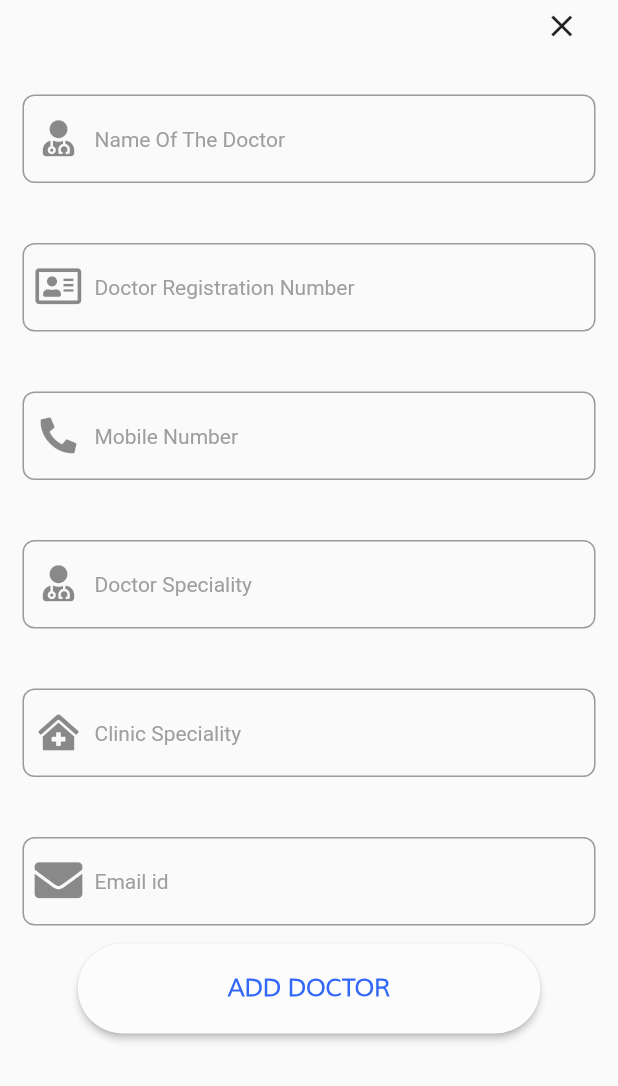
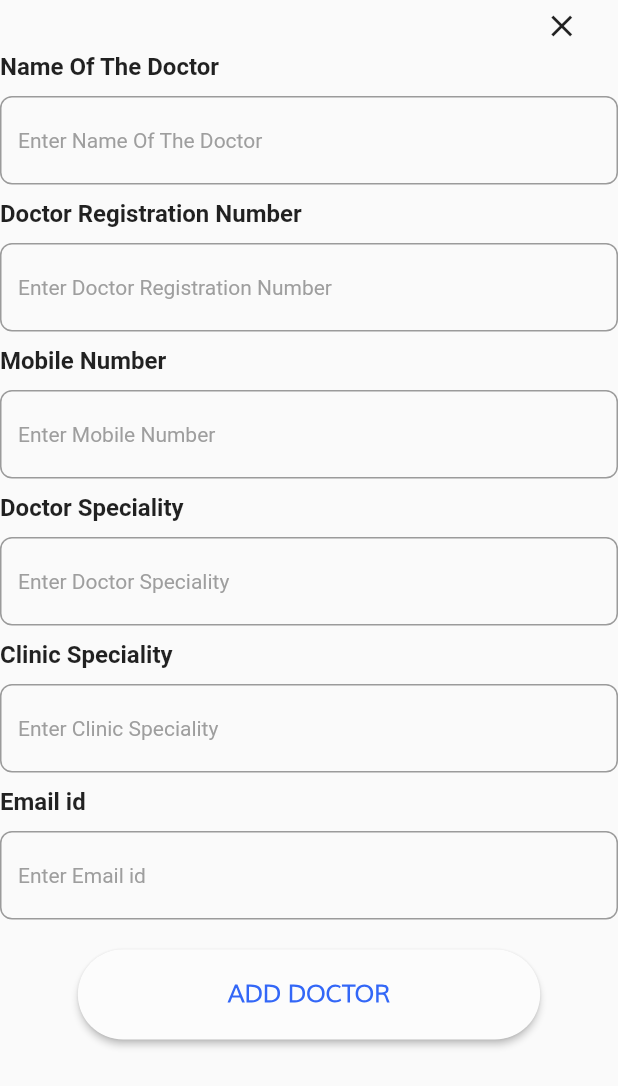
Before and after one commit to maheshmobileApp/doctorPadWeb, a Flutter app: the AddDoctorForm screen opened by its route, on a phone screen of 412 x 824 dp. Shown: the top 1086 px of the screen. Run offline on Flutter 3.47's test engine with Material 2 defaults, Android fonts, the phone set to English and light mode, and no system bars; our stand-ins replace cloud_firestore, dio, dotted_border, firebase_core, firebase_database, firebase_messaging and 6 more; missing offline and left inert: dart:html, flutter_multi_select_items, image_picker_web; accounts and stored records are empty; network calls fail; Roboto replaces fonts that are missing (poppins).

Commit message:
fixed the Alinment issues

```diff
--- a/lib/res/components/inputTextField.dart
+++ b/lib/res/components/inputTextField.dart
@@ -28,16 +28,20 @@
 
   @override
   Widget build(BuildContext context) {
-    return Container(
-      child: Column(
+    return Column(
       crossAxisAlignment: CrossAxisAlignment.start,
       children: [
         this.title != null
             ? Padding(
                 padding: const EdgeInsets.only(bottom: 10),
-                  child: Text(this.title ?? ""),
+                child: Text(this.title ?? "",
+                    style:
+                        TextStyle(fontSize: 16, fontWeight: FontWeight.bold)),
               )
-              : Text(""),
+            : Text("",style: TextStyle(
+              fontSize: 16,
+              fontWeight: FontWeight.bold
+            ),),
         TextFormField(
           keyboardType: keyboardType,
           controller: controller,
@@ -67,9 +71,6 @@
           ),
         ),
       ],
-      ),
-      padding: EdgeInsets.symmetric(horizontal: 15.0),
-      margin: EdgeInsets.symmetric(vertical: 12.0),
     );
   }
 }
--- a/lib/view/add_doctor/add_doctor.dart
+++ b/lib/view/add_doctor/add_doctor.dart
@@ -27,12 +27,6 @@
     return Scaffold(
       body: Form(
         key: _formKey,
-        child: Container(
-          //  padding: EdgeInsets.all(30),
-          decoration: BoxDecoration(
-              //color: AppColors.backgroundcolor,
-              //  borderRadius: BorderRadius.circular(16)
-              ),
         child: SingleChildScrollView(
           child: Column(
             children: [
@@ -47,7 +41,7 @@
                 ),
               ),
               AppInputTextField(
-                    prefixIcon: Icon(MyFlutterApp.doctor),
+                  title: 'Name Of The Doctor',
                   controller: _nameOfTheDoctorController,
                   keyboardType: TextInputType.name,
                   validator: (value) {
@@ -56,11 +50,13 @@
                     }
                     return null;
                   },
-                    hintText: "Name Of The Doctor"),
+                  hintText: "Enter Name Of The Doctor"),
+                  _sizedBox(height: 10),
               AppInputTextField(
+                title: 'Doctor Registration Number',
                 controller: _doctorRegistrationNumberController,
-                  prefixIcon: Icon(MyFlutterApp.contact),
-                  hintText: 'Doctor Registration Number',
+               // prefixIcon: Icon(MyFlutterApp.contact),
+                hintText: 'Enter Doctor Registration Number',
                 validator: (value) {
                   if (value!.isEmpty) {
                     return 'Enter Doctor Registration Number';
@@ -70,11 +66,12 @@
                 },
                 keyboardType: TextInputType.number,
               ),
-
+              _sizedBox(height: 10),
               AppInputTextField(
+                title: 'Mobile Number',
                 controller: _mobileNumberController,
-                  prefixIcon: Icon(MyFlutterApp.call),
-                  hintText: "Mobile Number",
+              //  prefixIcon: Icon(MyFlutterApp.call),
+                hintText: "Enter Mobile Number",
                 validator: (value) {
                   if (value!.isEmpty) {
                     return 'Enter Mobile number';
@@ -84,14 +81,12 @@
                 },
                 keyboardType: TextInputType.number,
               ),
-                // Padding(
-                //   padding: EdgeInsets.all(8),
-                // ),
-
+              _sizedBox(height: 10),
               AppInputTextField(
+                title: 'Doctor Speciality',
                 controller: _doctorSpecialityController,
-                  prefixIcon: Icon(MyFlutterApp.doctor),
-                  hintText: 'Doctor Speciality',
+              //  prefixIcon: Icon(MyFlutterApp.doctor),
+                hintText: 'Enter Doctor Speciality',
                 validator: (value) {
                   if (value!.isEmpty) {
                     return 'Enter Doctor Speciality';
@@ -99,11 +94,12 @@
                 },
                 keyboardType: TextInputType.text,
               ),
-
+              _sizedBox(height: 10),
               AppInputTextField(
+                title: 'Clinic Speciality',
                 controller: _clinicSpecialityController,
-                  prefixIcon: Icon(MyFlutterApp.home),
-                  hintText: 'Clinic Speciality',
+              //  prefixIcon: Icon(MyFlutterApp.home),
+                hintText: 'Enter Clinic Speciality',
                 validator: (value) {
                   if (value!.isEmpty) {
                     return 'Enter Clinic Speciality';
@@ -111,12 +107,12 @@
                 },
                 keyboardType: TextInputType.text,
               ),
-                // Padding(padding: EdgeInsets.all(8)),
-
+              _sizedBox(height: 10),
               AppInputTextField(
+                title: 'Email id',
                 controller: _emailIdController,
-                  prefixIcon: Icon(MyFlutterApp.message),
-                  hintText: 'Email id',
+              //  prefixIcon: Icon(MyFlutterApp.message),
+                hintText: 'Enter Email id',
                 validator: (value) {
                   print(value);
                   if (value!.isEmpty) {
@@ -128,25 +124,10 @@
                 },
                 keyboardType: TextInputType.emailAddress,
               ),
-                // Padding(padding: EdgeInsets.all(8)),
-
-                // AppButton(
-                //     text: 'BULK UPLOAD',
-                //     color: Color(0xff11193C),
-                //     myEdgeInsets:
-                //         EdgeInsets.symmetric(horizontal: 30, vertical: 10),
-                //     primaryColor: Color(0xff1397DB0F),
-                //     onPressed: () {
-                //       // context.go(RoutesList.hospitalDetails);
-                //     }),
-                // Padding(padding: EdgeInsets.all(8)),
-
+              _sizedBox(height: 20),
               AppButton(
                   text: 'ADD DOCTOR',
                   color: AppColors.backgroundcolori,
-
-                    // myEdgeInsets:
-                    //     EdgeInsets.symmetric(horizontal: 40, vertical: 10),
                   primaryColor: AppColors.color1,
                   onPressed: () {
                     if (_formKey.currentState!.validate()) {
@@ -164,7 +145,12 @@
           ),
         ),
       ),
-      ),
+    );
+  }
+
+  SizedBox _sizedBox({double? height}) {
+    return SizedBox(
+      height: height,
     );
   }
 }
--- a/lib/view/add_hospital/add_hospital.dart
+++ b/lib/view/add_hospital/add_hospital.dart
@@ -28,7 +28,8 @@
   Widget build(BuildContext context) {
     final viewModel = context.watch<GetAllHospitalViewModel>();
     return Scaffold(
-      body: Column(
+      body: SingleChildScrollView(
+        child: Column(
           children: [
             Align(
               alignment: Alignment.topRight,
@@ -48,9 +49,10 @@
                   child: Column(
                     children: [
                       AppInputTextField(
+                        title: 'Name Of The Hospital',
                         controller: _nameOfTheHospitalController,
-                      prefixIcon: Icon(MyFlutterApp.home),
-                      hintText: 'Name Of The Hospital',
+                      //  prefixIcon: Icon(MyFlutterApp.home),
+                        hintText: 'Enter Name Of The Hospital',
                         validator: (value) {
                           if (value!.isEmpty) {
                             return 'Enter Name Of The Hospital';
@@ -58,10 +60,12 @@
                         },
                         keyboardType: TextInputType.name,
                       ),
+                      _sizedBox(height: 10),
                       AppInputTextField(
+                        title: 'Address',
                         controller: _addressController,
-                      prefixIcon: Icon(MyFlutterApp.contact),
-                      hintText: 'Address',
+                      //  prefixIcon: Icon(MyFlutterApp.contact),
+                        hintText: 'Enter Address',
                         validator: (value) {
                           if (value!.isEmpty) {
                             return 'Enter Name Of The Address';
@@ -69,10 +73,12 @@
                         },
                         keyboardType: TextInputType.text,
                       ),
+                      _sizedBox(height: 10),
                       AppInputTextField(
+                        title: 'Contact Number',
                         controller: _contactNumberController,
-                      prefixIcon: Icon(MyFlutterApp.call),
-                      hintText: "Contact number",
+                      //  prefixIcon: Icon(MyFlutterApp.call),
+                        hintText: "Enter Contact number",
                         validator: (value) {
                           if (value!.isEmpty) {
                             return 'Enter Contact number';
@@ -82,10 +88,12 @@
                         },
                         keyboardType: TextInputType.number,
                       ),
+                      _sizedBox(height: 10),
                       AppInputTextField(
+                        title: 'Email id',
                         controller: _emailIdController,
-                      prefixIcon: Icon(MyFlutterApp.message),
-                      hintText: 'Email id',
+                      //  prefixIcon: Icon(MyFlutterApp.message),
+                        hintText: 'Enter Email id',
                         validator: (value) {
                           print(value);
                           if (value!.isEmpty) {
@@ -97,11 +105,10 @@
                         },
                         keyboardType: TextInputType.emailAddress,
                       ),
+                      _sizedBox(height: 30),
                       AppButton(
                           text: 'ADD  HOSPITAL',
                           color: AppColors.backgroundcolori,
-                        myEdgeInsets:
-                            EdgeInsets.symmetric(horizontal: 40, vertical: 5),
                           primaryColor: AppColors.color1,
                           onPressed: () {
                             if (_formKey.currentState!.validate()) {
@@ -122,6 +129,12 @@
             ),
           ],
         ),
+      ),
+    );
+  }
+  SizedBox _sizedBox({double? height}) {
+    return SizedBox(
+      height: height,
     );
   }
 }
--- a/lib/view/hospital_speciatiles.dart/add_specilites.dart
+++ b/lib/view/hospital_speciatiles.dart/add_specilites.dart
@@ -34,7 +34,8 @@
             ),
           ),
           AppInputTextField(
-              prefixIcon: Icon(MyFlutterApp.doctor),
+            //  prefixIcon: Icon(MyFlutterApp.doctor),
+            title: 'Speciality',
               controller: _specialityController,
               keyboardType: TextInputType.name,
               validator: (value) {
@@ -45,7 +46,7 @@
               },
               hintText: "Enter Speciality"),
           SizedBox(
-            height: 20,
+            height: 40,
           ),
           AppButton(
               text: 'ADD Speciality',
--- a/lib/view_model/hospital_viewmodel.dart
+++ b/lib/view_model/hospital_viewmodel.dart
@@ -1,3 +1,5 @@
+import 'dart:html';
+
 import 'package:cgg_base_project/model/hospital_details/get_all_hospital.dart';
 import 'package:cgg_base_project/model/hospital_details/hospitail_specialites.dart';
 import 'package:cgg_base_project/view/hospital_speciatiles.dart/hospital_specialites.dart';
@@ -14,12 +16,14 @@
 import '../view/hospital_speciatiles.dart/hospital_specialites.dart';
 import '../view/hospital_speciatiles.dart/hospital_specialites.dart';
 import 'package:dio/dio.dart';
+import 'package:image_picker_web/image_picker_web.dart';
 
 class GetAllHospitalViewModel with ChangeNotifier {
   final _getAllHospitalRepository = HospitalRepository();
   GetAllHospitals? hospitals;
   bool isLoading = false;
   List<Specilities>? specilityList = [];
+  MediaInfo? selectedImage;
 
   GetAllHospitalViewModel() {
     getAllHospitals();
@@ -29,6 +33,11 @@
     final result = await _getAllHospitalRepository.getAllHospitals();
     hospitals = result;
     isLoading = false;
+    notifyListeners();
+  }
+
+  updateTheImage(MediaInfo? file) {
+    selectedImage = file;
     notifyListeners();
   }
 
@@ -93,9 +102,7 @@
     }
   }
 
-  addBranch(){
-
-  }
+  addBranch() {}
 }
 
 
--- a/pubspec.yaml
+++ b/pubspec.yaml
@@ -52,6 +52,8 @@
   flutter_svg: ^2.0.5
   sidebarx: ^0.15.0
   flutter_multi_select_items: ^0.4.2
+  image_picker_web: ^3.0.0+1
+  dotted_border: ^2.0.0+3
 
 dev_dependencies:
   flutter_test:
```
Also changed, not shown: lib/view/add_branch/add_branch_screen.dart (+29 -11 lines), lib/view/add_branch/image_sclection_screen.dart (added, +45 -0 lines), lib/view/dashboard/dashboard_view.dart (+2 -9 lines), pubspec.lock. Lines whose indentation alone changed are shown as unchanged.
